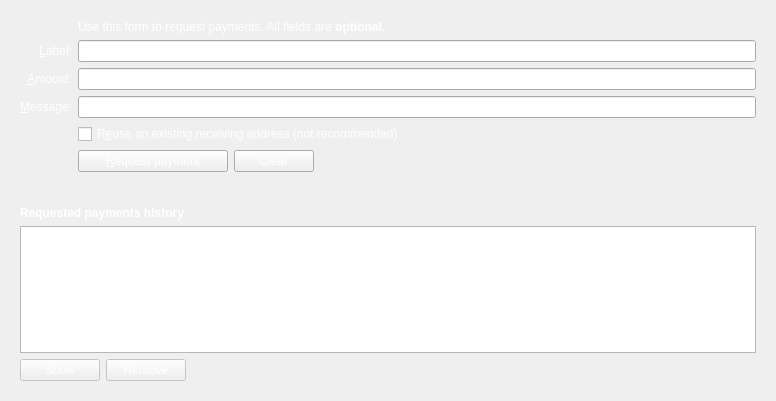
The window that src/qt/forms/receivecoinsdialog.ui (thelonecrouton/bitcredit) describes before a commit, drawn with Qt 5.
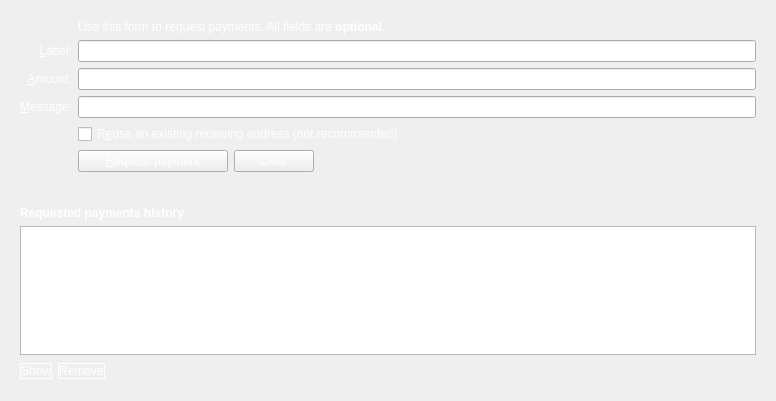
The same window after the commit. Icons and pictures are not drawn. Custom widgets are drawn as their Qt base class.

Commit message: more overviewpage tinkering + some more white borders on buttons

```diff
--- a/src/qt/forms/receivecoinsdialog.ui
+++ b/src/qt/forms/receivecoinsdialog.ui
@@ -283,7 +283,7 @@
            <string>Show the selected request (does the same as double clicking an entry)</string>
           </property>
           <property name="styleSheet">
-           <string notr="true">color: rgb(255, 255, 255);</string>
+           <string notr="true">border: 1px solid white;; color: rgb(255, 255, 255);</string>
           </property>
           <property name="text">
            <string>Show</string>
@@ -306,7 +306,7 @@
            <string>Remove the selected entries from the list</string>
           </property>
           <property name="styleSheet">
-           <string notr="true">color: rgb(255, 255, 255);</string>
+           <string notr="true">border: 1px solid white; color: rgb(255, 255, 255);</string>
           </property>
           <property name="text">
            <string>Remove</string>
```
The commit also changes 6 other files.
